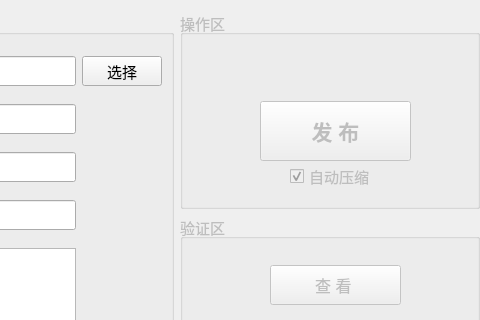
The window that app_pack/home/home_workwid.ui (ChinaClever/MPro-Tools) describes before a commit, drawn with Qt 5; both pictures show x 628 to 1108 and y 0 to 320 of the 1108 by 413 pixel window.
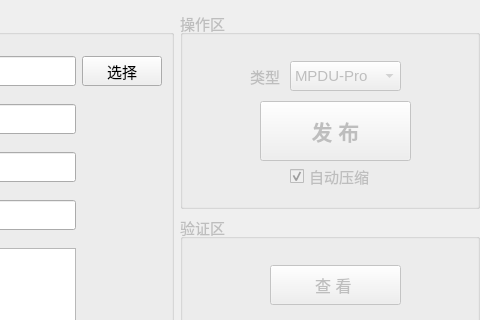
The same window after the commit.

Patch:
```diff
--- a/app_pack/home/home_workwid.ui
+++ b/app_pack/home/home_workwid.ui
@@ -300,6 +300,34 @@
        <bool>true</bool>
       </property>
      </widget>
+     <widget class="QLabel" name="label_6">
+      <property name="geometry">
+       <rect>
+        <x>70</x>
+        <y>50</y>
+        <width>41</width>
+        <height>30</height>
+       </rect>
+      </property>
+      <property name="text">
+       <string>类型</string>
+      </property>
+     </widget>
+     <widget class="QComboBox" name="devBox">
+      <property name="geometry">
+       <rect>
+        <x>110</x>
+        <y>50</y>
+        <width>111</width>
+        <height>30</height>
+       </rect>
+      </property>
+      <item>
+       <property name="text">
+        <string>MPDU-Pro</string>
+       </property>
+      </item>
+     </widget>
     </widget>
    </item>
    <item row="1" column="1">
```
